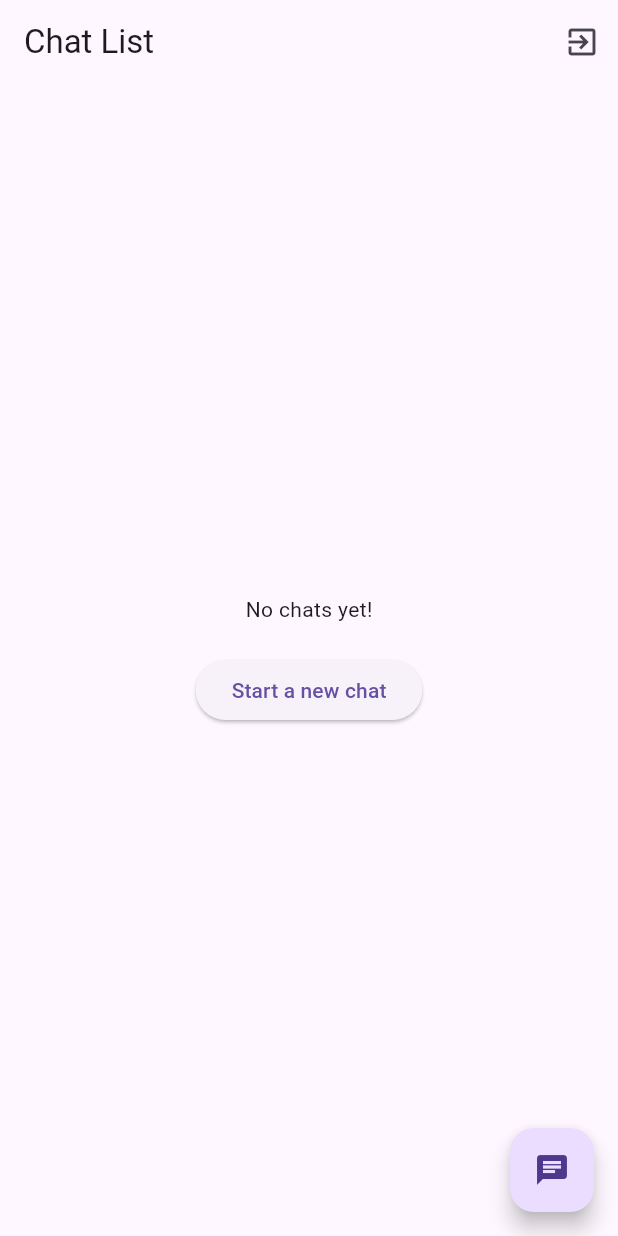
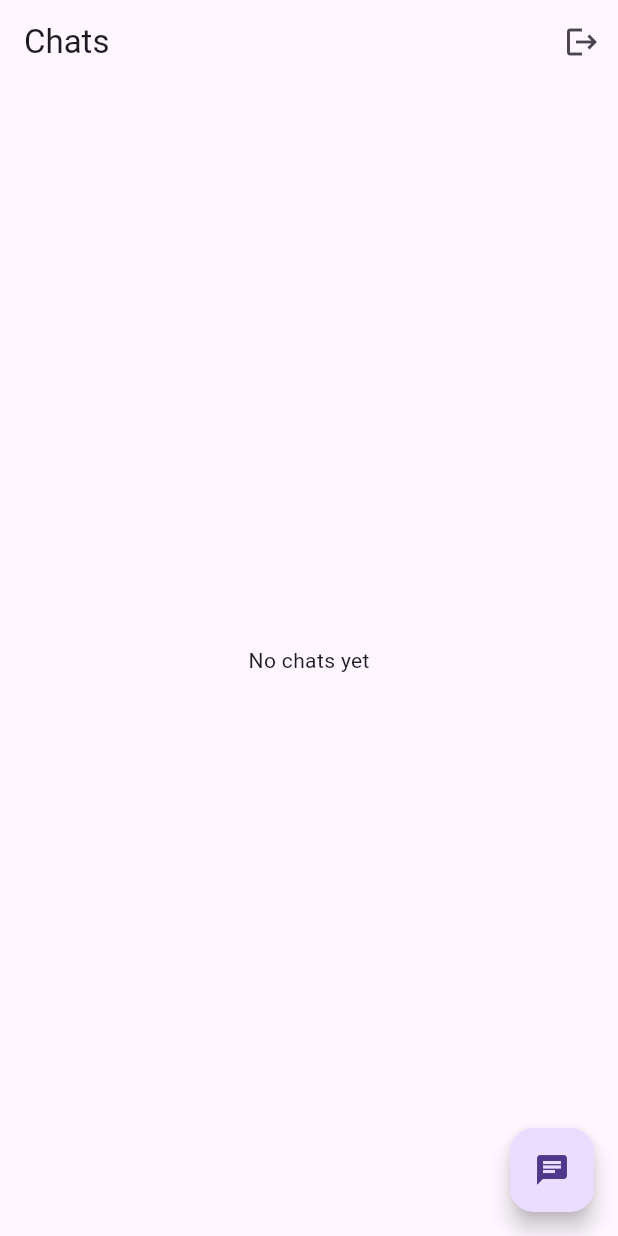
Before and after one commit to RogerEugen/ChatApp, a Flutter app: the ChatList screen opened directly, on a phone screen of 412 x 824 dp. Run offline on Flutter 3.47's test engine with Material 3 defaults, Android fonts, the phone set to English and light mode, and no system bars; our stand-ins replace cloud_firestore, firebase_auth, firebase_core; accounts and stored records are empty.

Commit message:
Update Chatlist to ensur if there is no message the page show that no message yet

```diff
--- a/lib/screens/Chatlist.dart
+++ b/lib/screens/Chatlist.dart
@@ -8,31 +8,48 @@ class ChatList extends StatefulWidget {
   const ChatList({super.key});
 
   @override
-  _ChatListState createState() => _ChatListState();
+  State<ChatList> createState() => _ChatListState();
 }
 
 class _ChatListState extends State<ChatList> {
   final _auth = FirebaseAuth.instance;
   final _firestore = FirebaseFirestore.instance;
 
-  String get userId => _auth.currentUser?.uid ?? '';
+  String get userId => _auth.currentUser!.uid;
+
+  Map<String, String> emailCache = {};
+
+  Future<String> _getUserEmail(String uid) async {
+    if (emailCache.containsKey(uid)) {
+      return emailCache[uid]!;
+    }
+
+    final doc = await _firestore.collection('users').doc(uid).get();
+
+    if (doc.exists) {
+      final email = doc.data()?['email'] ?? uid;
+      emailCache[uid] = email;
+      return email;
+    }
+
+    return uid;
+  }
 
   Future<void> _signOut() async {
     await _auth.signOut();
     Navigator.pushReplacement(
       context,
-      MaterialPageRoute(builder: (context) => const Login()),
+      MaterialPageRoute(builder: (_) => const Login()),
     );
   }
 
-  // Open ChatScreen for a new chat
   void _startNewChat() {
     Navigator.push(
       context,
       MaterialPageRoute(
-        builder: (context) => ChatScreen(
+        builder: (_) => const ChatScreen(
           otherUserId: '',
-          otherUserName: '',
+          otherUserEmail: '',
           isNewChat: true,
         ),
       ),
@@ -43,67 +60,82 @@ class _ChatListState extends State<ChatList> {
   Widget build(BuildContext context) {
     return Scaffold(
       appBar: AppBar(
-        title: const Text('Chat List'),
+        title: const Text('Chats'),
         actions: [
-          IconButton(
-            icon: const Icon(Icons.exit_to_app),
-            onPressed: _signOut,
-          ),
+          IconButton(icon: const Icon(Icons.logout), onPressed: _signOut),
         ],
       ),
       body: StreamBuilder<QuerySnapshot>(
         stream: _firestore
             .collection('messages')
-            .where('senderId', isEqualTo: userId)
+            .where('participants', arrayContains: userId)
             .snapshots(),
         builder: (context, snapshot) {
-          if (snapshot.connectionState == ConnectionState.waiting) {
+          if (!snapshot.hasData) {
             return const Center(child: CircularProgressIndicator());
           }
 
-          if (snapshot.hasError) {
-            return Center(child: Text('Error: ${snapshot.error}'));
+          final messages = snapshot.data!.docs;
+
+          if (messages.isEmpty) {
+            return const Center(child: Text('No chats yet'));
           }
 
-          final messages = snapshot.data?.docs ?? [];
+          messages.sort((a, b) {
+            final aTime = a['timestamp'];
+            final bTime = b['timestamp'];
+            if (aTime == null || bTime == null) return 0;
+            return bTime.compareTo(aTime);
+          });
 
-          // Extract unique receiver IDs
-          final uniqueReceiverIds = messages
-              .map((message) => message['receiverId'])
-              .toSet()
-              .toList();
+          final Map<String, QueryDocumentSnapshot> latestChats = {};
 
-          if (uniqueReceiverIds.isEmpty) {
-            return Center(
-              child: Column(
-                mainAxisSize: MainAxisSize.min,
-                children: [
-                  const Text('No chats yet!'),
-                  const SizedBox(height: 20),
-                  ElevatedButton(
-                    onPressed: _startNewChat,
-                    child: const Text('Start a new chat'),
-                  ),
-                ],
-              ),
+          for (var msg in messages) {
+            final participants = List<String>.from(msg['participants']);
+            final otherUser =
+                participants.firstWhere((id) => id != userId);
+
+            if (!latestChats.containsKey(otherUser)) {
+              latestChats[otherUser] = msg;
+            }
+          }
+
+          final otherUserIds = latestChats.keys.toList();
+
+          return ListView.builder(
+            itemCount: otherUserIds.length,
+            itemBuilder: (context, index) {
+              final otherId = otherUserIds[index];
+              final latestMessage = latestChats[otherId]!['text'];
+
+              return FutureBuilder<String>(
+                future: _getUserEmail(otherId),
+                builder: (context, emailSnapshot) {
+                  if (!emailSnapshot.hasData) {
+                    return const ListTile(
+                      title: Text('Loading...'),
                     );
                   }
 
-          return ListView.builder(
-            itemCount: uniqueReceiverIds.length,
-            itemBuilder: (context, index) {
-              final receiverId = uniqueReceiverIds[index];
+                  final email = emailSnapshot.data!;
+
                   return ListTile(
-                title: Text('Chat with $receiverId'),
+                    leading: const CircleAvatar(
+                        child: Icon(Icons.person)),
+                    title: Text(email),
+                    subtitle: Text(latestMessage),
                     onTap: () {
                       Navigator.push(
                         context,
                         MaterialPageRoute(
-                      builder: (context) => ChatScreen(
-                        otherUserId: receiverId,
-                        otherUserName: receiverId,
+                          builder: (_) => ChatScreen(
+                            otherUserId: otherId,
+                            otherUserEmail: email,
+                            isNewChat: false,
                           ),
                         ),
+                      );
+                    },
                   );
                 },
               );
```
Lines whose indentation alone changed are shown as unchanged.
